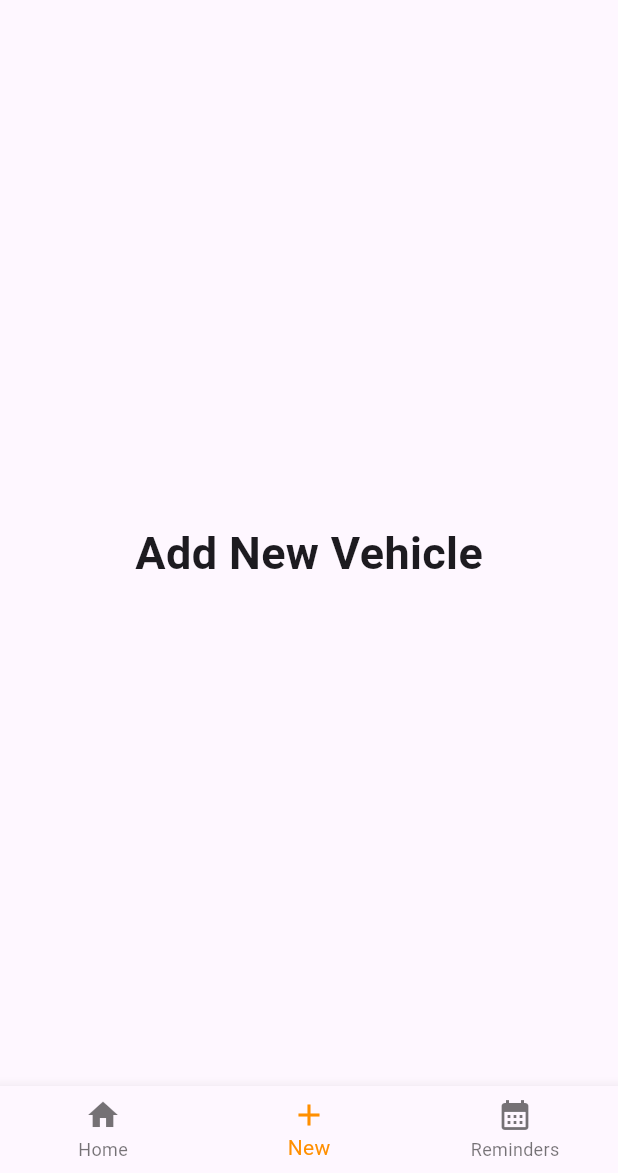
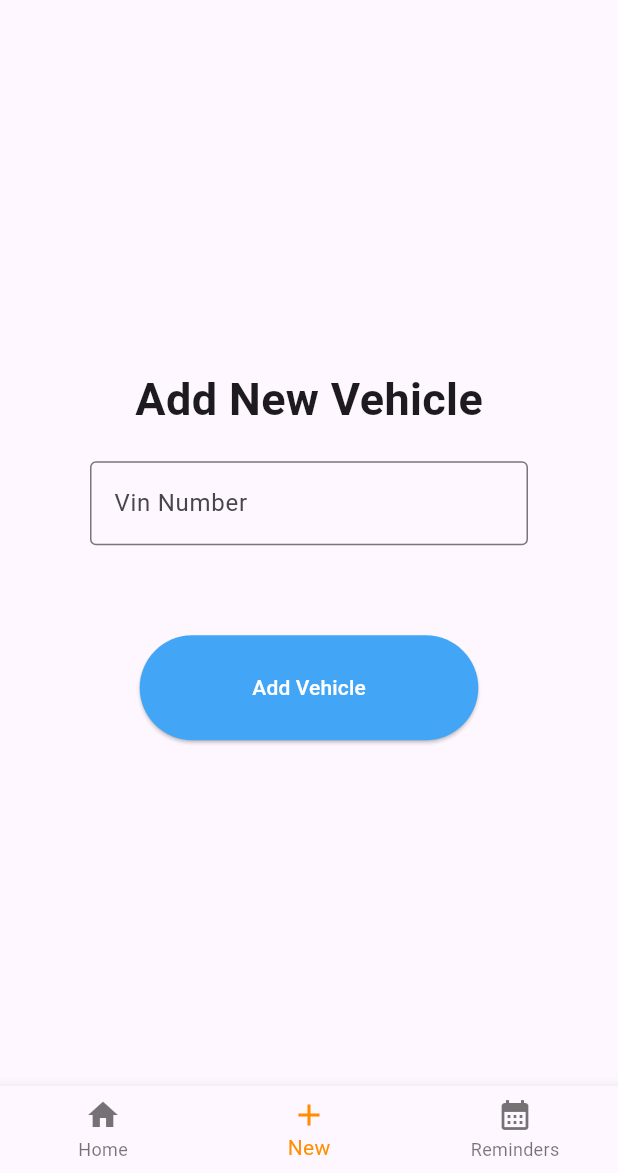
Before and after one commit to Systemized/Vehicle-Maintenance-App, a Flutter app: the screen it shows after launch, item 2 of the bottom bar chosen, on a phone screen of 412 x 824 dp, the part 63-1236 px from its top. Run offline on Flutter 3.47's test engine with Material 3 defaults, Android fonts, the phone set to English and light mode, and no system bars.

Commit message:
updated new_vehicle_page

```diff
--- a/lib/pages/new_vehicle_page.dart
+++ b/lib/pages/new_vehicle_page.dart
@@ -5,8 +5,34 @@ class NewVehiclePage extends StatelessWidget {
 
   @override
   Widget build(BuildContext context) {
-    return Center(
-      child: Text("Add New Vehicle", style: TextStyle(fontSize: 30, fontWeight: FontWeight.bold)),
+    return Padding(
+      padding: const EdgeInsets.symmetric(horizontal: 60.0),
+      child: Column(
+        mainAxisAlignment: MainAxisAlignment.center,
+        children: [
+          Text('Add New Vehicle', style: TextStyle(fontSize: 30, fontWeight: FontWeight.bold)),
+          SizedBox(height: 20),
+          TextField(
+            decoration: const InputDecoration(
+              border: OutlineInputBorder(),
+              labelText: 'Vin Number',
+            ),
+          ),
+          SizedBox(height: 20),
+
+          SizedBox(height: 40),
+          ElevatedButton(
+            style: ElevatedButton.styleFrom(
+              padding: EdgeInsets.symmetric(horizontal: 75, vertical: 25),
+              backgroundColor: Colors.blue[400],
+            ),
+            onPressed: () {
+            },
+            child: Text('Add Vehicle', style: TextStyle(color: Colors.white)),
+          ),
+
+        ],
+      ),
     );
   }
 }
--- a/pubspec.yaml
+++ b/pubspec.yaml
@@ -34,6 +34,7 @@ dependencies:
   # The following adds the Cupertino Icons font to your application.
   # Use with the CupertinoIcons class for iOS style icons.
   cupertino_icons: ^1.0.8
+  http: ^1.5.0
 
 dev_dependencies:
   flutter_test:
```
Also changed, not shown: pubspec.lock.
